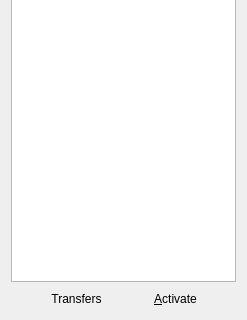
The window that ui/peerdialog.ui (shaan7/Kapotah) describes before a commit, drawn with Qt 5; both pictures show x 0 to 247 and y 153 to 473 of the 247 by 473 pixel window.
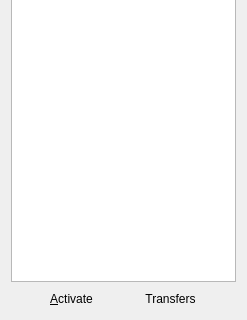
The same window after the commit.

Commit message: Fix broken .ui file path Fix the accidentail Right-To-Left property setting

Patch:
```diff
--- a/ui/peerdialog.ui
+++ b/ui/peerdialog.ui
@@ -17,7 +17,7 @@
    <string>Dialog</string>
   </property>
   <property name="layoutDirection">
-   <enum>Qt::RightToLeft</enum>
+   <enum>Qt::LeftToRight</enum>
   </property>
   <layout class="QVBoxLayout" name="verticalLayout">
    <item>
```
The commit also changes 3 other files.
